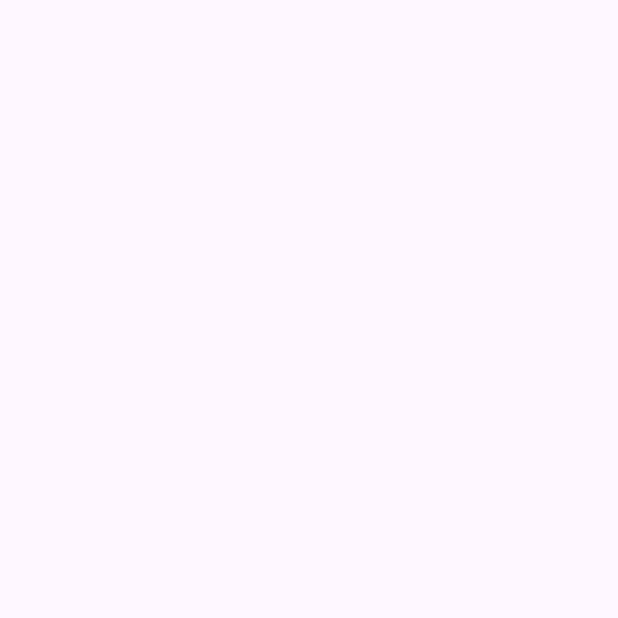
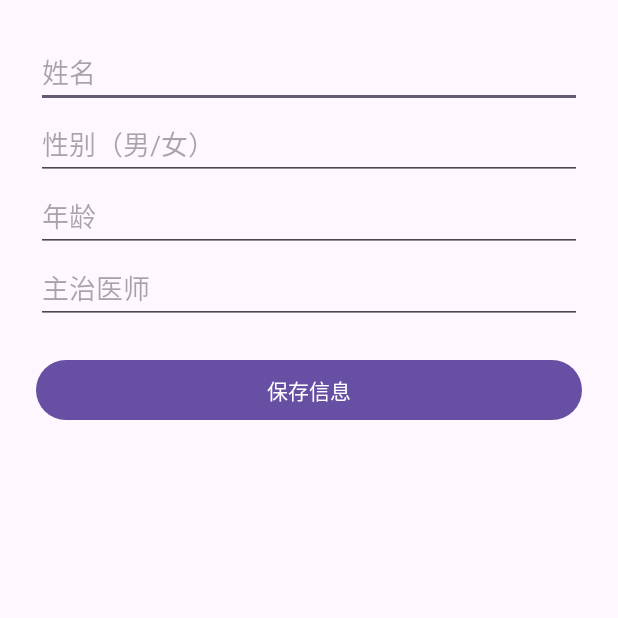
Before and after one commit to aizf27/zhkf, an Android app: the PtInfoActivity screen opened directly, with no data from a screen before it, on a phone screen of 412 x 824 dp, the top half of it. Before the commit the part shown is empty. Run offline under Robolectric (Android 15) with nearby library versions, the light colour scheme and no system bars; 1 statement that could not run was skipped.

Commit message:
9.11第二次提交，实现患者首次登陆自动登记基础信息功能，同时患者可在主界面跳转至基础信息页修改信息

```diff
--- a/app/src/main/java/com/example/firstproject/db/PatientDbHelper.java
+++ b/app/src/main/java/com/example/firstproject/db/PatientDbHelper.java
@@ -45,6 +45,7 @@ public class PatientDbHelper extends SQLiteOpenHelper {
         // ---------- 创建 patient_info ----------
         String createInfoTable = "CREATE TABLE " + TABLE_INFO + " ("
                 + COL_INFO_ID + " INTEGER PRIMARY KEY AUTOINCREMENT, "
+                + "account TEXT, "       // 新增账号列
                 + COL_NAME + " TEXT, "
                 + COL_AGE + " INTEGER, "
                 + COL_GENDER + " TEXT, "
--- a/app/src/main/java/com/example/firstproject/util/main/PtInfoActivity.java
+++ b/app/src/main/java/com/example/firstproject/util/main/PtInfoActivity.java
@@ -1,25 +1,93 @@
 package com.example.firstproject.util.main;
 
+import android.content.Intent;
 import android.os.Bundle;
+import android.widget.Toast;
 
-import androidx.activity.EdgeToEdge;
 import androidx.appcompat.app.AppCompatActivity;
-import androidx.core.graphics.Insets;
-import androidx.core.view.ViewCompat;
-import androidx.core.view.WindowInsetsCompat;
-import com.example.firstproject.R;
+
+import com.example.firstproject.Dao.PatientDao;
+import com.example.firstproject.bean.Patient;
+import com.example.firstproject.databinding.ActivityPtInfoBinding;
+
 
 public class PtInfoActivity extends AppCompatActivity {
+
+    private ActivityPtInfoBinding binding;
+    private PatientDao patientDao;
+    private String account; // 从登录页传过来的账号（手机号）
+
 
     @Override
     protected void onCreate(Bundle savedInstanceState) {
         super.onCreate(savedInstanceState);
-        EdgeToEdge.enable(this);
-        setContentView(R.layout.activity_pt_info);
-        ViewCompat.setOnApplyWindowInsetsListener(findViewById(R.id.main), (v, insets) -> {
-            Insets systemBars = insets.getInsets(WindowInsetsCompat.Type.systemBars());
-            v.setPadding(systemBars.left, systemBars.top, systemBars.right, systemBars.bottom);
-            return insets;
-        });
+        binding = ActivityPtInfoBinding.inflate(getLayoutInflater());
+        setContentView(binding.getRoot());
+
+        patientDao = new PatientDao(this);
+
+        // 获取登录页传过来的账号
+        account = getIntent().getStringExtra("account");
+        // 加载已有信息（如果有的话）
+        loadPatientInfo();
+        // 保存按钮
+        binding.btnSave.setOnClickListener(v -> savePatientInfo());
     }
+    private void loadPatientInfo() {
+        Patient patient = patientDao.getPatientInfoByAccount(account);
+        if (patient != null) {
+            binding.etName.setText(patient.getName());
+            binding.etGender.setText(patient.getGender());
+            binding.etAge.setText(String.valueOf(patient.getAge()));
+            binding.etDoctor.setText(patient.getMyPhysician());
+        }
+    }
+    private void savePatientInfo() {
+        String name = binding.etName.getText().toString().trim();
+        String gender = binding.etGender.getText().toString().trim();
+        String ageStr = binding.etAge.getText().toString().trim();
+        String doctor = binding.etDoctor.getText().toString().trim();
+
+        if (name.isEmpty() || gender.isEmpty() || ageStr.isEmpty() || doctor.isEmpty()) {
+            Toast.makeText(this, "请填写完整信息", Toast.LENGTH_SHORT).show();
+            return;
+        }
+
+        int age = Integer.parseInt(ageStr);
+
+        Patient patient = new Patient(
+                0,
+                name,
+                age,
+                gender,
+                doctor,
+                "无",
+                "未设置",
+                0,
+                "未分析",
+                false,
+                ""
+        );
+
+        boolean success;
+
+        // 🔑 先查数据库里是否已有该账号
+        Patient exist = patientDao.getPatientInfoByAccount(account);
+        if (exist == null) {
+            success = patientDao.insertPatientInfo(account, patient); // 首次 → 插入
+        } else {
+            success = patientDao.updatePatientInfo(account, patient); // 已存在 → 更新
+        }
+
+        if (success) {
+            Toast.makeText(this, "信息保存成功", Toast.LENGTH_SHORT).show();
+            Intent intent = new Intent(PtInfoActivity.this, PtMainActivity.class);
+            intent.putExtra("account", account);
+            startActivity(intent);
+            finish();
+        } else {
+            Toast.makeText(this, "保存失败，请重试", Toast.LENGTH_SHORT).show();
+        }
+    }
+
 }
--- a/app/src/main/res/layout/activity_pt_info.xml
+++ b/app/src/main/res/layout/activity_pt_info.xml
@@ -1,11 +1,52 @@
 <?xml version="1.0" encoding="utf-8"?>
-<androidx.constraintlayout.widget.ConstraintLayout
-    xmlns:android="http://schemas.android.com/apk/res/android"
-    xmlns:tools="http://schemas.android.com/tools"
-    xmlns:app="http://schemas.android.com/apk/res-auto"
-    android:id="@+id/main"
+<ScrollView xmlns:android="http://schemas.android.com/apk/res/android"
     android:layout_width="match_parent"
     android:layout_height="match_parent"
-    tools:context=".util.main.PtInfoActivity">
+    android:padding="24dp">
 
-  </androidx.constraintlayout.widget.ConstraintLayout>
+    <LinearLayout
+        android:layout_width="match_parent"
+        android:layout_height="wrap_content"
+        android:orientation="vertical">
+
+        <!-- 姓名 -->
+        <EditText
+            android:id="@+id/et_name"
+            android:layout_width="match_parent"
+            android:layout_height="wrap_content"
+            android:hint="姓名"
+            android:inputType="textPersonName" />
+
+        <!-- 性别 -->
+        <EditText
+            android:id="@+id/et_gender"
+            android:layout_width="match_parent"
+            android:layout_height="wrap_content"
+            android:hint="性别（男/女）"
+            android:inputType="text" />
+
+        <!-- 年龄 -->
+        <EditText
+            android:id="@+id/et_age"
+            android:layout_width="match_parent"
+            android:layout_height="wrap_content"
+            android:hint="年龄"
+            android:inputType="number" />
+
+        <!-- 主治医师 -->
+        <EditText
+            android:id="@+id/et_doctor"
+            android:layout_width="match_parent"
+            android:layout_height="wrap_content"
+            android:hint="主治医师"
+            android:inputType="textPersonName" />
+
+        <!-- 保存按钮 -->
+        <Button
+            android:id="@+id/btn_save"
+            android:layout_width="match_parent"
+            android:layout_height="wrap_content"
+            android:text="保存信息"
+            android:layout_marginTop="20dp"/>
+    </LinearLayout>
+</ScrollView>
```
Also changed, not shown: app/src/main/java/com/example/firstproject/Dao/PatientDao.java (+88 -2 lines), app/src/main/java/com/example/firstproject/bean/Patient.java (+24 -11 lines), app/src/main/java/com/example/firstproject/util/log/PtLog.java (+18 -4 lines), app/src/main/java/com/example/firstproject/util/main/PtMainActivity.java (+8 -0 lines), app/src/main/res/layout/activity_pt_main.xml (+10 -0 lines).
